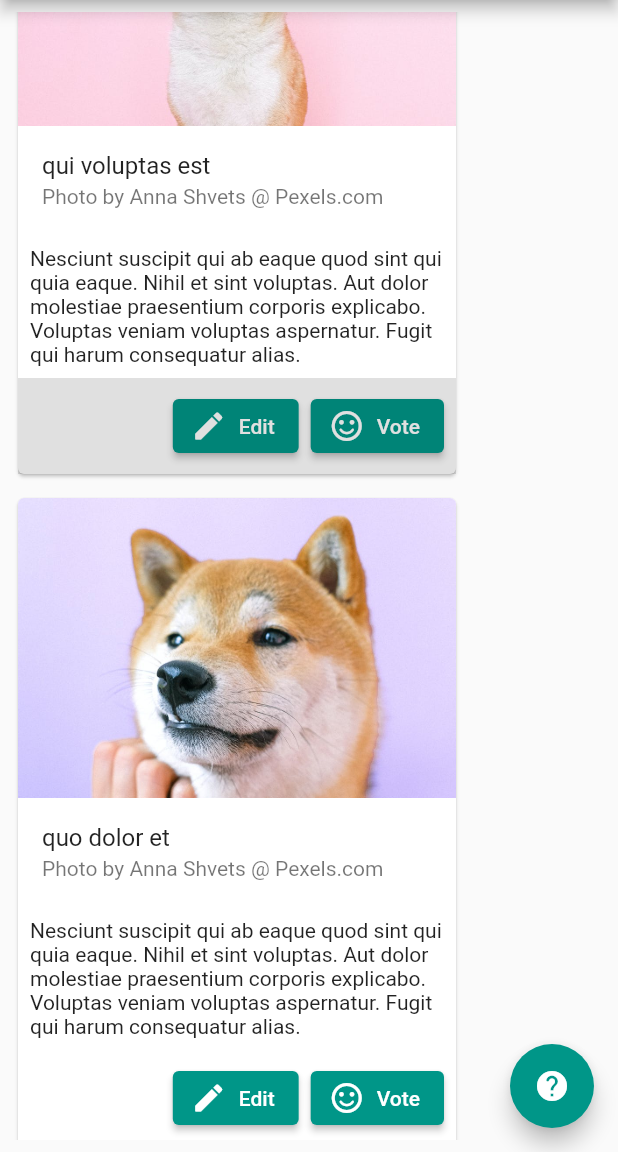
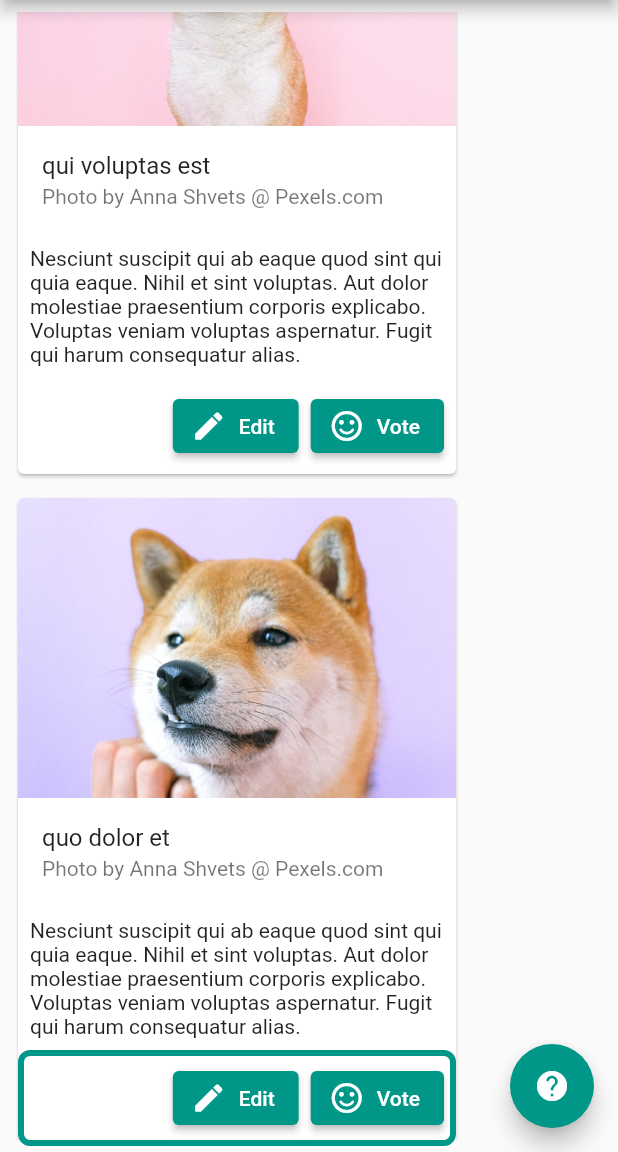
Before and after one commit to inf0rmatix/flutter-custom-overlays, a Flutter app: the screen it shows after launch, scrolled down 576 dp, after a tap on the "help" icon, on a phone screen of 412 x 824 dp, the part 84-1236 px from its top. Run offline on Flutter 3.47's test engine with Material 2 defaults, Android fonts, the light colour scheme and no system bars.

Commit message:
refining code

```diff
--- a/flutter_custom_overlays/lib/home_page.dart
+++ b/flutter_custom_overlays/lib/home_page.dart
@@ -2,6 +2,7 @@ import 'package:flutter/material.dart';
 import 'package:flutter_custom_overlays/widgets/basic_card.dart';
 import 'package:flutter_custom_overlays/widgets/custom_overlay.dart';
 import 'package:flutter_custom_overlays/widgets/tutorial_card.dart';
+import 'package:flutter_custom_overlays/widgets/tutorial_indicator_overlay.dart';
 
 class HomePage extends StatelessWidget {
   final cardOverlayKey = GlobalKey<CustomOverlayState>();
@@ -28,28 +29,21 @@ class HomePage extends StatelessWidget {
               runSpacing: 8.0,
               children: [
                 const TutorialCard(),
-                BasicCard(
+                const BasicCard(
                   title: 'qui voluptas est',
                   subtitle: 'Photo by Anna Shvets @ Pexels.com',
                   imageName: 'assets/images/pexels-photo-4587979.jpeg',
-                  buttonOverlayKey: buttonOverlayKey,
                 ),
                 CustomOverlay(
                   key: cardOverlayKey,
-                  margin: const Size(8.0, 8.0),
-                  overlay: Container(
-                    decoration: BoxDecoration(
-                      border: Border.all(
-                        color: Colors.teal,
-                        width: 4,
-                      ),
-                      borderRadius: BorderRadius.circular(8.0),
-                    ),
-                  ),
-                  child: const BasicCard(
+                  margin: const Size(-8, -8),
+                  overlay: const TutorialIndicatorOverlay(),
+                  child: BasicCard(
                     title: 'quo dolor et',
                     subtitle: 'Photo by Anna Shvets @ Pexels.com',
                     imageName: 'assets/images/pexels-photo-4588014.jpeg',
+                    vote: () => cardOverlayKey.currentState?.showOverlay(),
+                    buttonOverlayKey: buttonOverlayKey,
                   ),
                 ),
                 const BasicCard(
--- a/flutter_custom_overlays/lib/widgets/basic_card.dart
+++ b/flutter_custom_overlays/lib/widgets/basic_card.dart
@@ -1,5 +1,6 @@
 import 'package:flutter/material.dart';
 import 'package:flutter_custom_overlays/widgets/custom_overlay.dart';
+import 'package:flutter_custom_overlays/widgets/tutorial_indicator_overlay.dart';
 
 class BasicCard extends StatelessWidget {
   final String imageName;
@@ -10,11 +11,14 @@ class BasicCard extends StatelessWidget {
 
   final GlobalKey<CustomOverlayState>? buttonOverlayKey;
 
+  final Function()? vote;
+
   const BasicCard({
     required this.imageName,
     required this.title,
     required this.subtitle,
     this.buttonOverlayKey,
+    this.vote,
     super.key,
   });
 
@@ -43,7 +47,7 @@ class BasicCard extends StatelessWidget {
             ),
             CustomOverlay(
               key: buttonOverlayKey,
-              overlay: Container(color: Colors.black12),
+              overlay: const TutorialIndicatorOverlay(),
               child: ButtonBar(
                 children: [
                   ElevatedButton.icon(
@@ -52,7 +56,7 @@ class BasicCard extends StatelessWidget {
                     label: const Text('Edit'),
                   ),
                   ElevatedButton.icon(
-                    onPressed: () {},
+                    onPressed: vote ?? () {},
                     icon: const Icon(Icons.sentiment_satisfied_rounded),
                     label: const Text('Vote'),
                   ),
--- a/flutter_custom_overlays/lib/widgets/custom_overlay.dart
+++ b/flutter_custom_overlays/lib/widgets/custom_overlay.dart
@@ -100,8 +100,8 @@ class CustomOverlayState extends State<CustomOverlay> {
 
     _overlayEntry = OverlayEntry(
       builder: (context) => Positioned(
-        width: width + widget.margin.width,
-        height: height + widget.margin.height,
+        width: width + widget.margin.width.abs(),
+        height: height + widget.margin.height.abs(),
         child: IgnorePointer(
           ignoring: widget.ignorePointer,
           child: Theme(
@@ -110,7 +110,7 @@ class CustomOverlayState extends State<CustomOverlay> {
               showWhenUnlinked: false,
               targetAnchor: alignment,
               link: _layerLink,
-              offset: Offset(-widget.margin.width / 2, -widget.margin.height / 2),
+              offset: Offset(widget.margin.width / 2, widget.margin.height / 2),
               child: AnimatedContainer(
                 duration: const Duration(milliseconds: 200),
                 constraints: constraints,
--- /dev/null
+++ b/flutter_custom_overlays/lib/widgets/tutorial_indicator_overlay.dart
@@ -0,0 +1,20 @@
+import 'package:flutter/material.dart';
+import 'package:flutter/src/widgets/container.dart';
+import 'package:flutter/src/widgets/framework.dart';
+
+class TutorialIndicatorOverlay extends StatelessWidget {
+  const TutorialIndicatorOverlay({super.key});
+
+  @override
+  Widget build(BuildContext context) {
+    return Container(
+      decoration: BoxDecoration(
+        border: Border.all(
+          color: Colors.teal,
+          width: 4,
+        ),
+        borderRadius: BorderRadius.circular(8.0),
+      ),
+    );
+  }
+}
```
